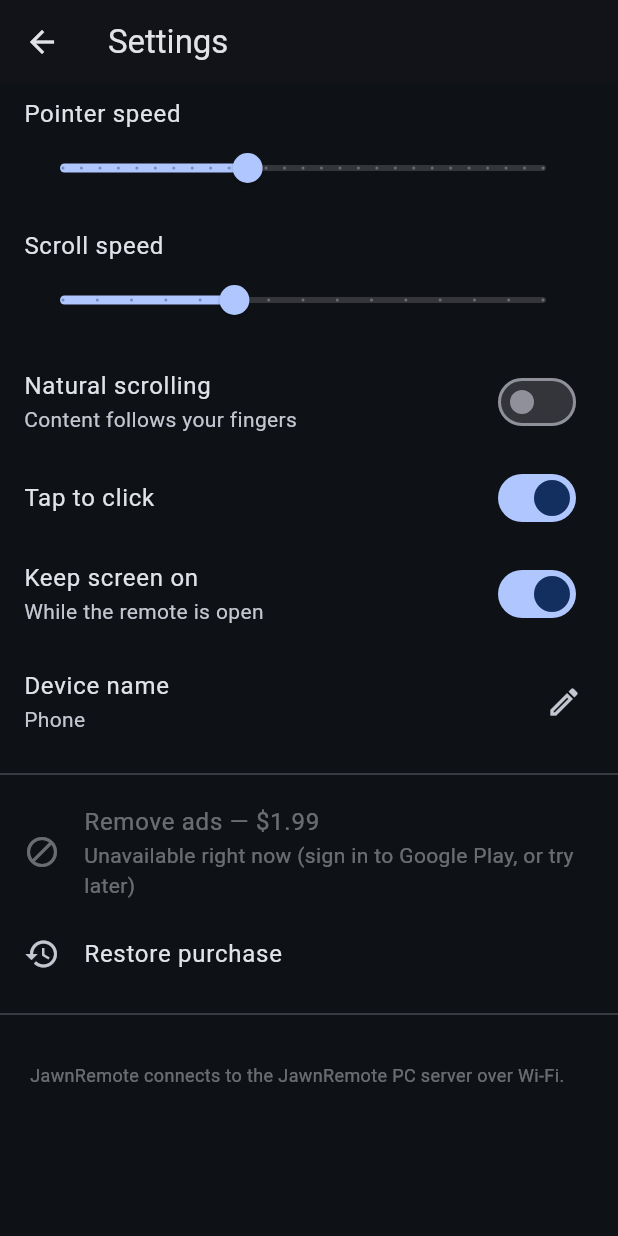
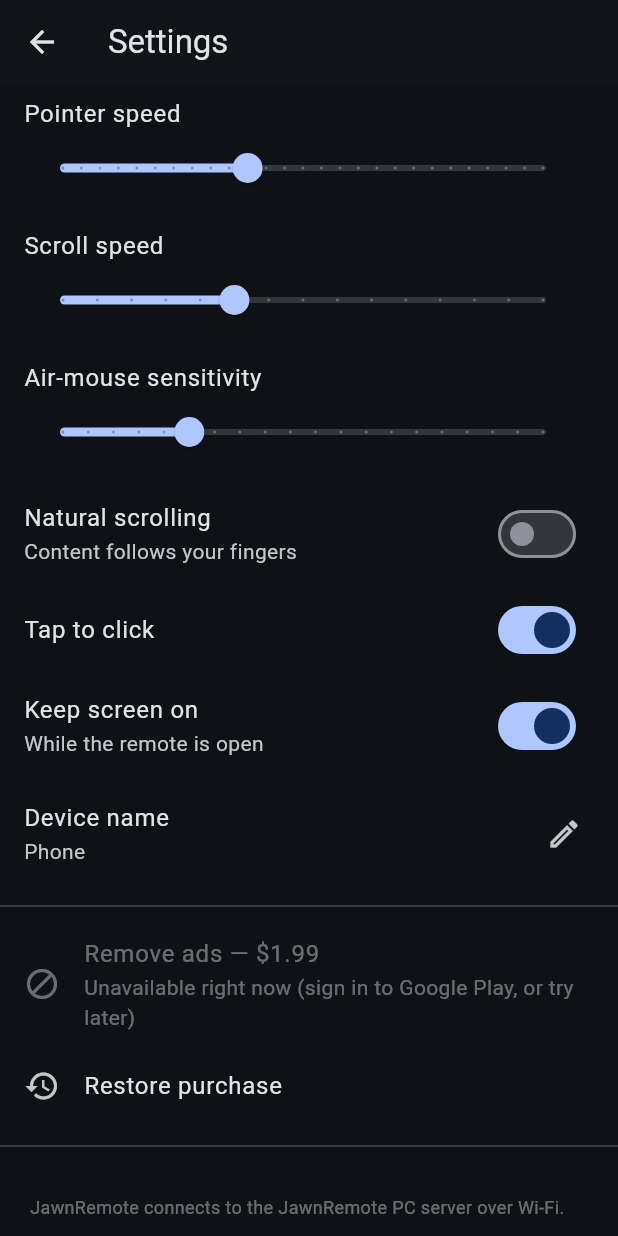
Before and after one commit to GameJawnsInc/JawnRemote, a Flutter app: the screen it shows after launch, after a tap on the "settings" icon, on a phone screen of 412 x 824 dp. Run offline on Flutter 3.47's test engine with Material 3 defaults, Android fonts, the phone set to English and light mode, and no system bars; our stand-ins replace google_mobile_ads, in_app_purchase, sensors_plus, shared_preferences; network calls fail.

Commit message:
Add gyro Air-Mouse mode (point-the-phone)
sensors_plus gyroscope -> existing relative move() (no server change). Hold-to-point
button (Listener-based) that also neutralises drift; Touchpad/Air toggle on the remote
screen; air-mouse sensitivity setting. Verified end-to-end on the emulator (gyro
injection moved the host cursor on both axes). Docs + website updated.

Co-Authored-By: Claude Opus 4.8 <noreply@anthropic.com>

```diff
--- a/app/lib/screens/remote_screen.dart
+++ b/app/lib/screens/remote_screen.dart
@@ -4,6 +4,7 @@ import '../models/host.dart';
 import '../services/remote_client.dart';
 import '../widgets/trackpad.dart';
 import '../widgets/keyboard_bar.dart';
+import '../widgets/air_mouse_pad.dart';
 import 'settings_screen.dart';
 
 class RemoteScreen extends StatefulWidget {
@@ -15,6 +16,7 @@ class RemoteScreen extends StatefulWidget {
 
 class _RemoteScreenState extends State<RemoteScreen> {
   bool _keyboard = false;
+  bool _air = false;
   bool _saved = false;
   bool _started = false;
   RemoteClient? _client;
@@ -102,6 +104,11 @@ class _RemoteScreenState extends State<RemoteScreen> {
             ]),
             actions: [
               IconButton(
+                tooltip: _air ? 'Touchpad' : 'Air mouse',
+                icon: Icon(_air ? Icons.touch_app : Icons.threed_rotation),
+                onPressed: () => setState(() => _air = !_air),
+              ),
+              IconButton(
                 tooltip: 'Keyboard',
                 icon: Icon(_keyboard ? Icons.keyboard_hide : Icons.keyboard),
                 onPressed: () => setState(() => _keyboard = !_keyboard),
@@ -124,7 +131,11 @@ class _RemoteScreenState extends State<RemoteScreen> {
     switch (client.state) {
       case ConnState.connected:
         return Column(children: [
-          Expanded(child: Trackpad(client: client, settings: scope.settings)),
+          Expanded(
+            child: _air
+                ? AirMousePad(client: client, settings: scope.settings)
+                : Trackpad(client: client, settings: scope.settings),
+          ),
           _MouseButtons(client: client),
           if (_keyboard) KeyboardBar(client: client),
         ]);
--- a/app/lib/screens/settings_screen.dart
+++ b/app/lib/screens/settings_screen.dart
@@ -35,6 +35,17 @@ class SettingsScreen extends StatelessWidget {
                 value: s.scrollSpeed.clamp(1, 15),
                 label: s.scrollSpeed.toStringAsFixed(0),
                 onChanged: s.setScrollSpeed,
+              ),
+            ),
+            ListTile(
+              title: const Text('Air-mouse sensitivity'),
+              subtitle: Slider(
+                min: 10,
+                max: 200,
+                divisions: 19,
+                value: s.airSensitivity.clamp(10, 200),
+                label: s.airSensitivity.toStringAsFixed(0),
+                onChanged: s.setAirSensitivity,
               ),
             ),
             SwitchListTile(
--- a/app/lib/services/settings.dart
+++ b/app/lib/services/settings.dart
@@ -9,6 +9,7 @@ class Settings extends ChangeNotifier {
 
   double sensitivity = 1.4; // pointer speed multiplier
   double scrollSpeed = 6.0; // wheel units per logical pixel
+  double airSensitivity = 60.0; // air-mouse: px per (rad/s) per sample
   bool naturalScroll = false; // false = drag down scrolls page down
   bool tapToClick = true;
   bool keepScreenOn = true;
@@ -19,6 +20,7 @@ class Settings extends ChangeNotifier {
     _p = await SharedPreferences.getInstance();
     sensitivity = _p.getDouble('sensitivity') ?? 1.4;
     scrollSpeed = _p.getDouble('scrollSpeed') ?? 6.0;
+    airSensitivity = _p.getDouble('airSensitivity') ?? 60.0;
     naturalScroll = _p.getBool('naturalScroll') ?? false;
     tapToClick = _p.getBool('tapToClick') ?? true;
     keepScreenOn = _p.getBool('keepScreenOn') ?? true;
@@ -46,6 +48,12 @@ class Settings extends ChangeNotifier {
   Future<void> setScrollSpeed(double v) async {
     scrollSpeed = v;
     await _p.setDouble('scrollSpeed', v);
+    notifyListeners();
+  }
+
+  Future<void> setAirSensitivity(double v) async {
+    airSensitivity = v;
+    await _p.setDouble('airSensitivity', v);
     notifyListeners();
   }
 
--- a/app/pubspec.yaml
+++ b/app/pubspec.yaml
@@ -37,6 +37,7 @@ dependencies:
   shared_preferences: ^2.5.5
   google_mobile_ads: ^8.0.0
   in_app_purchase: ^3.2.3
+  sensors_plus: ^7.0.0
 
 dev_dependencies:
   flutter_test:
```
Also changed, not shown: app/lib/widgets/air_mouse_pad.dart (added, +118 -0 lines), app/pubspec.lock, 2 other files.
